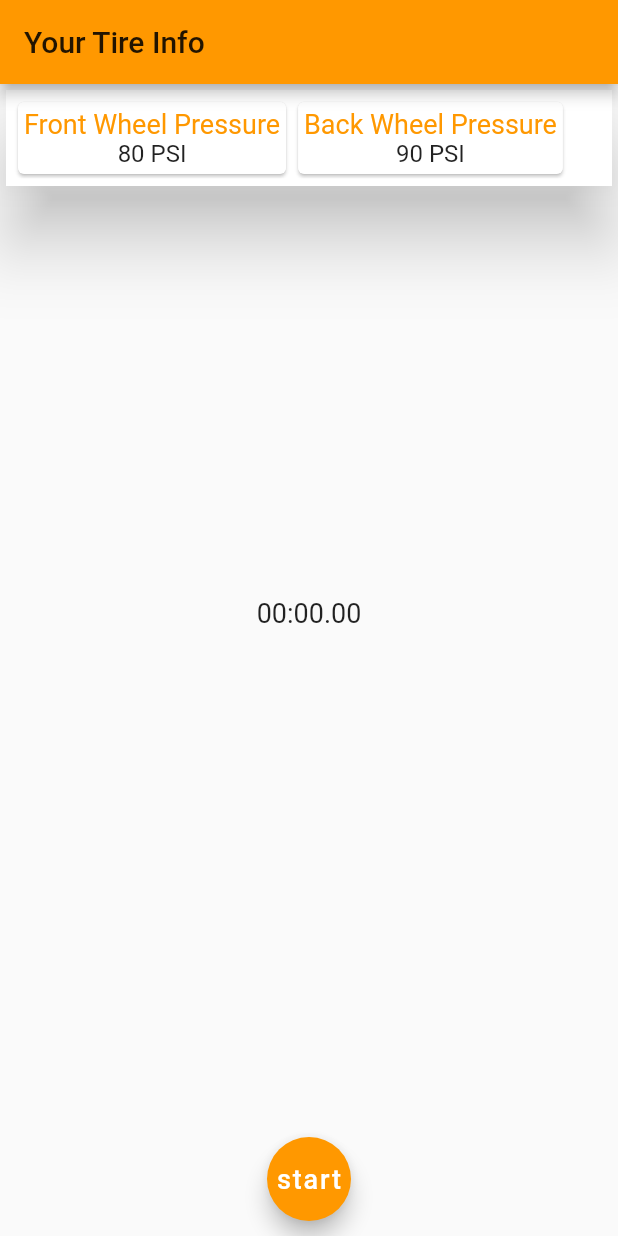
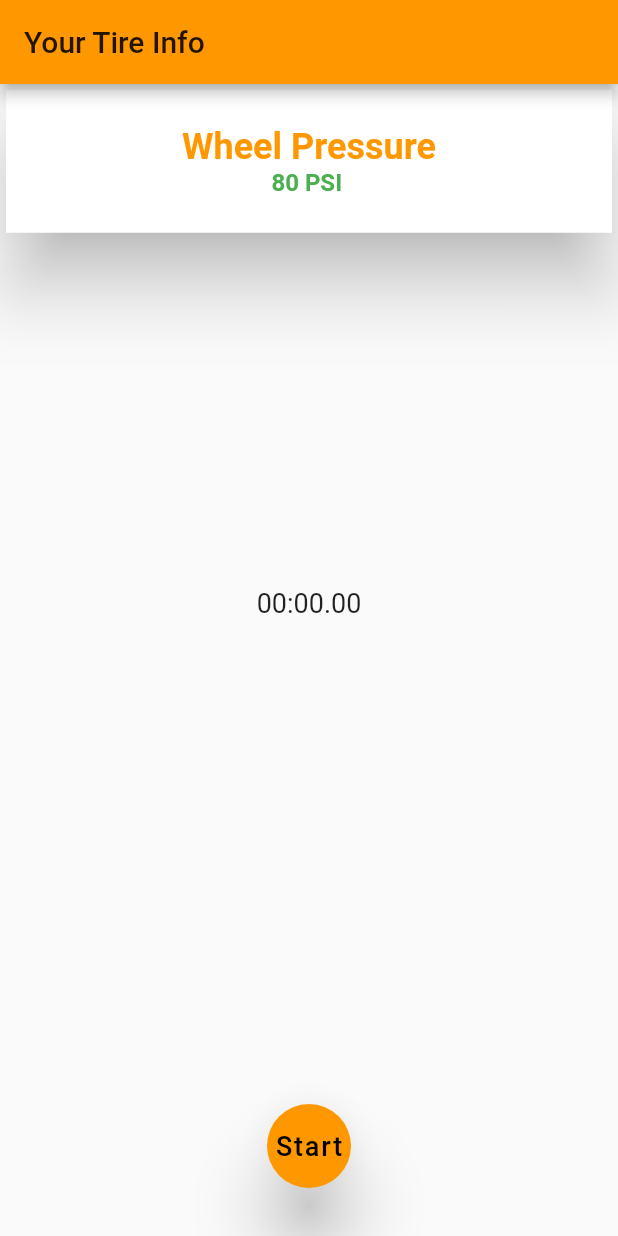
Before and after one commit to shivanijha/tire-pressure, a Flutter app: the screen it shows after launch, on a phone screen of 412 x 824 dp. Run offline on Flutter 3.47's test engine with Material 2 defaults, Android fonts, the phone set to English and light mode, and no system bars; Roboto replaces fonts that are missing (Bebas Neue); statements that could not run were skipped.

Commit message:
made chages to UI

```diff
--- a/lib/timer_text.dart
+++ b/lib/timer_text.dart
@@ -1,5 +1,6 @@
 import 'package:flutter/material.dart';
 import 'dart:async';
+import 'dart:math';
 
 class ElapsedTime {
   final int hundreds;
@@ -30,10 +31,24 @@ class TimerPage extends StatefulWidget {
 class TimerPageState extends State<TimerPage> {
   final Dependencies dependencies = new Dependencies();
 
+  var txt = TextEditingController(text: "80 PSI");
+  List<Color> _colors = [
+    Colors.red,
+    Colors.green
+  ];
+  int index = 1;
   void rightButtonPressed() {
     setState(() {
       if (dependencies.stopwatch.isRunning) {
         dependencies.stopwatch.stop();
+        int rand = generateRandomNumber();
+        txt.text = "$rand PSI";
+        if(rand > 100) {
+          index = 0;
+        } else {
+          index = 1;
+        }
+
       } else {
         dependencies.stopwatch.start();
       }
@@ -41,9 +56,11 @@ class TimerPageState extends State<TimerPage> {
   }
 
   Widget buildFloatingButton(String text, VoidCallback callback) {
-    TextStyle roundTextStyle = const TextStyle(fontSize: 18.0, color: Colors.white);
+    TextStyle roundTextStyle = const TextStyle(fontSize: 18.0, color: Colors.black,);
     return new FloatingActionButton(
-        child: new Text(text, style: roundTextStyle),
+      elevation: 20,
+        child:
+        new Text(text, style: roundTextStyle),
         onPressed: callback);
   }
 
@@ -51,8 +68,10 @@ class TimerPageState extends State<TimerPage> {
   Widget build(BuildContext context) {
     return new Column(
       crossAxisAlignment: CrossAxisAlignment.stretch,
+
       children: <Widget>[
         Row(
+          mainAxisAlignment: MainAxisAlignment.center,
           children: [
             Expanded(
               child: Card(
@@ -66,60 +85,33 @@ class TimerPageState extends State<TimerPage> {
                 color: Colors.white,
                 elevation: 20.0,
                 child: Padding(
-                    padding: const EdgeInsets.all(4.0),
-                    child: new Row(
+
+                    padding: const EdgeInsets.all(24.0),
+                    child: new Column(
+
                         children: <Widget>[
-                          new Card(
-                            child: new Container(
-                              padding: new EdgeInsets.all(4.0),
-                              child: new Column(
-                                children: <Widget>[
                                   Text(
-                                    'Front Wheel Pressure',
+                                    'Wheel Pressure',
                                     style: TextStyle(
-                                      fontSize: 18.0,
+                                      fontSize: 24.0,
                                         fontFamily: "Bebas Neue",
                                         fontStyle: FontStyle.normal,
-                                      color: Colors.orange,
+                                        color: Colors.orange,
+                                        fontWeight: FontWeight.bold
                                     ),
                                   ),
-                                  Text(
-                                    '80 PSI',
-                                    style: TextStyle(
-                                      fontSize: 16.0,
-                                      fontFamily: "Bebas Neue",
-                                    ),
-                                  ),
+                          TextField(
+                            readOnly: true,
+                            textAlign: TextAlign.center,
+                            controller: txt,
+                            decoration: new InputDecoration.collapsed(
+                            ),
+                            style: new TextStyle(color: _colors[index],fontWeight: FontWeight.bold),
+                          ),
+
                                 ],
-                              ),
-                            ),
-                          ),
-                          new Card(
-                            child: new Container(
-                              padding: new EdgeInsets.all(4.0),
-                              child: new Column(
-                                children: <Widget>[
-                                  Text(
-                                    'Back Wheel Pressure',
-                                    style: TextStyle(
-                                      fontSize: 18.0,
-                                      fontFamily: "Bebas Neue",
-                                      fontStyle: FontStyle.normal,
-                                      color: Colors.orange,
-                                    ),
-                                  ),
-                                  Text(
-                                    '90 PSI',
-                                    style: TextStyle(
-                                      fontSize: 16.0,
-                                      fontFamily: "Bebas Neue",
-                                    ),
-                                  ),
-                                ],
-                              ),
-                            ),
-                          )
-                        ]
+
+
                     )
                 ),
               ),
@@ -128,21 +120,43 @@ class TimerPageState extends State<TimerPage> {
         ),
         new Expanded(
           child: new TimerText(dependencies: dependencies),
+
         ),
+
         new Expanded(
           flex: 0,
+
           child: new Padding(
-            padding: const EdgeInsets.symmetric(vertical: 10.0),
+
+            padding: const EdgeInsets.all(32.0),
+
             child: new Row(
+
               mainAxisAlignment: MainAxisAlignment.spaceEvenly,
               children: <Widget>[
-                buildFloatingButton(dependencies.stopwatch.isRunning ? "stop" : "start", rightButtonPressed),
+
+                buildFloatingButton(dependencies.stopwatch.isRunning ? "Stop" : "Start", rightButtonPressed),
+
               ],
             ),
           ),
         ),
       ],
     );
+  }
+
+  int generateRandomNumber() {
+
+
+    final _random = new Random();
+
+    /**
+     * Generates a positive random integer uniformly distributed on the range
+     * from [min], inclusive, to [max], exclusive.
+     */
+    int min = 70;
+    int max = 130;
+    return min + _random.nextInt(max - min);
   }
 }
 
```
